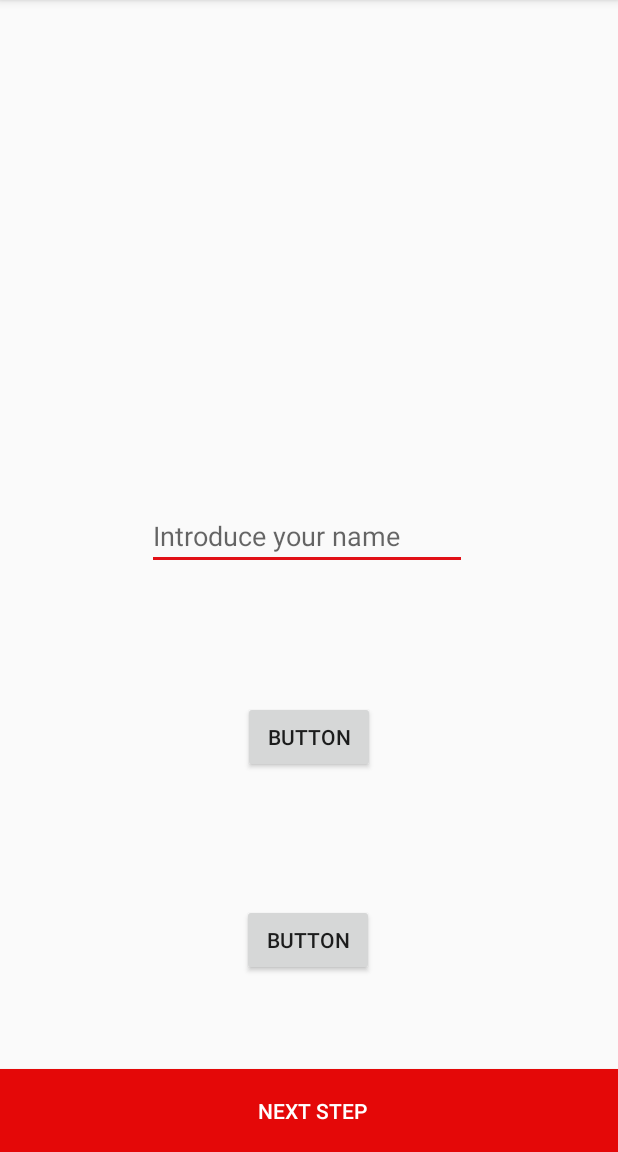
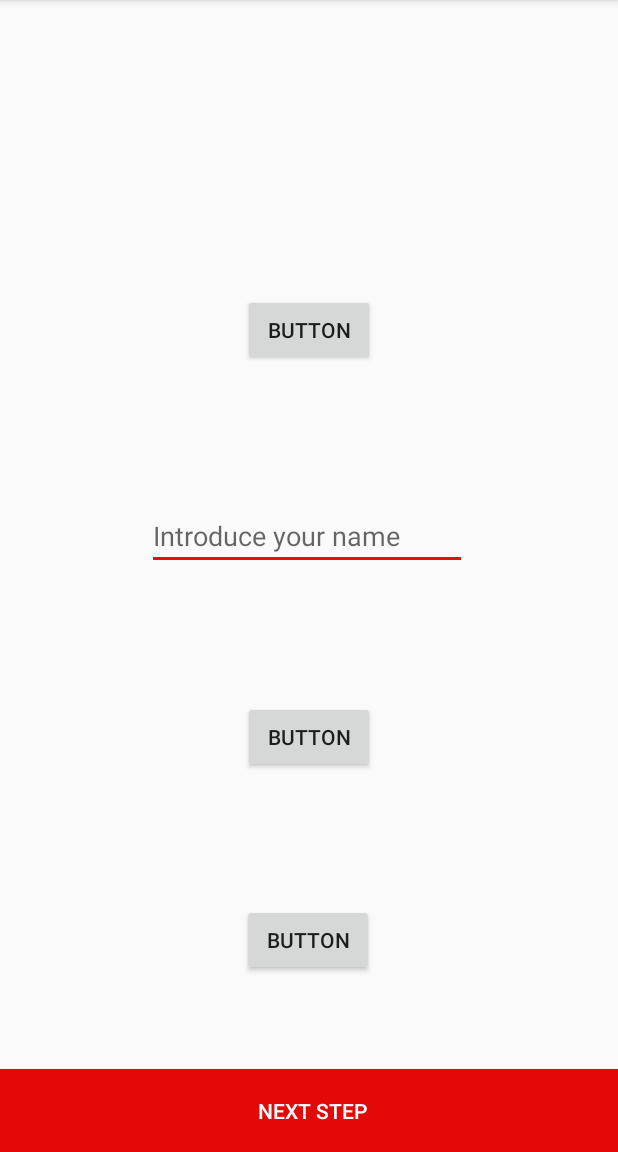
Before and after one commit to Ezebiglia12/Ejercicioapp, an Android app: the screen it shows after launch (MainActivity), on a phone screen of 412 x 824 dp, the part 84-1236 px from its top. Run offline under Robolectric (Android 15) with nearby library versions, the phone set to English and light mode, and no system bars.

```diff
--- a/app/src/main/res/layout-v26/activity_main.xml
+++ b/app/src/main/res/layout-v26/activity_main.xml
@@ -59,4 +59,15 @@
         app:layout_constraintEnd_toEndOf="parent"
         app:layout_constraintStart_toStartOf="parent"
         app:layout_constraintTop_toBottomOf="@+id/editText" />
+
+    <Button
+        android:id="@+id/button4"
+        android:layout_width="wrap_content"
+        android:layout_height="wrap_content"
+        android:text="Button"
+        app:layout_constraintBottom_toTopOf="@+id/editText"
+        app:layout_constraintEnd_toEndOf="parent"
+        app:layout_constraintStart_toStartOf="parent"
+        app:layout_constraintTop_toTopOf="parent"
+        app:layout_constraintVertical_bias="0.684" />
 </androidx.constraintlayout.widget.ConstraintLayout>
```
